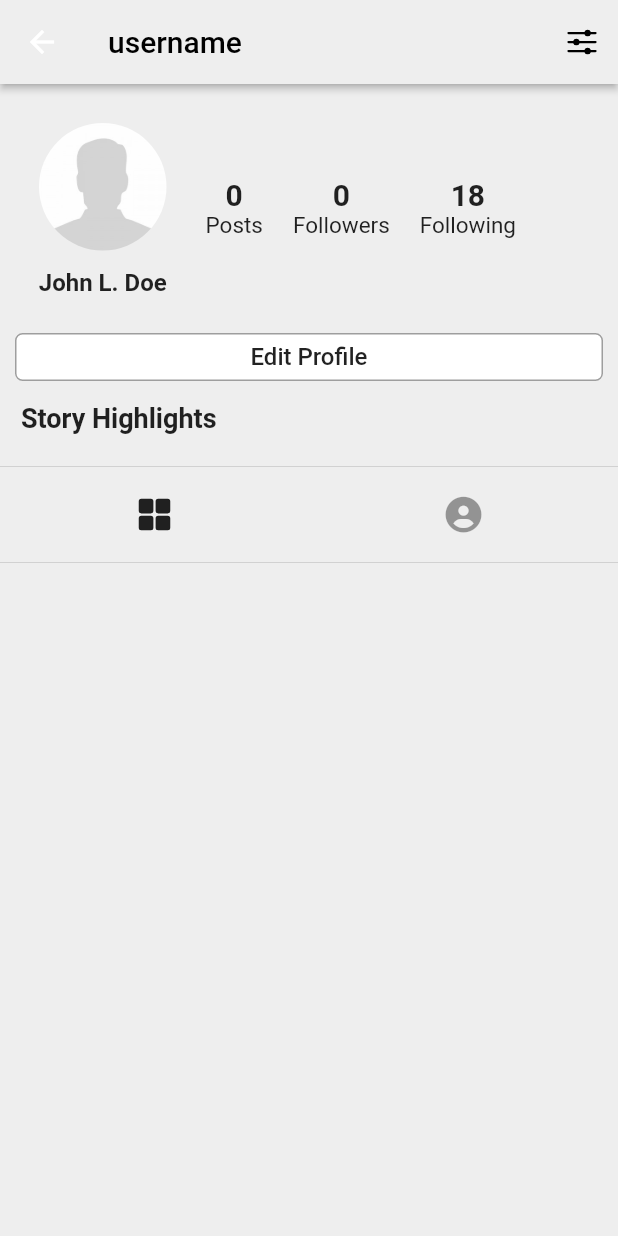
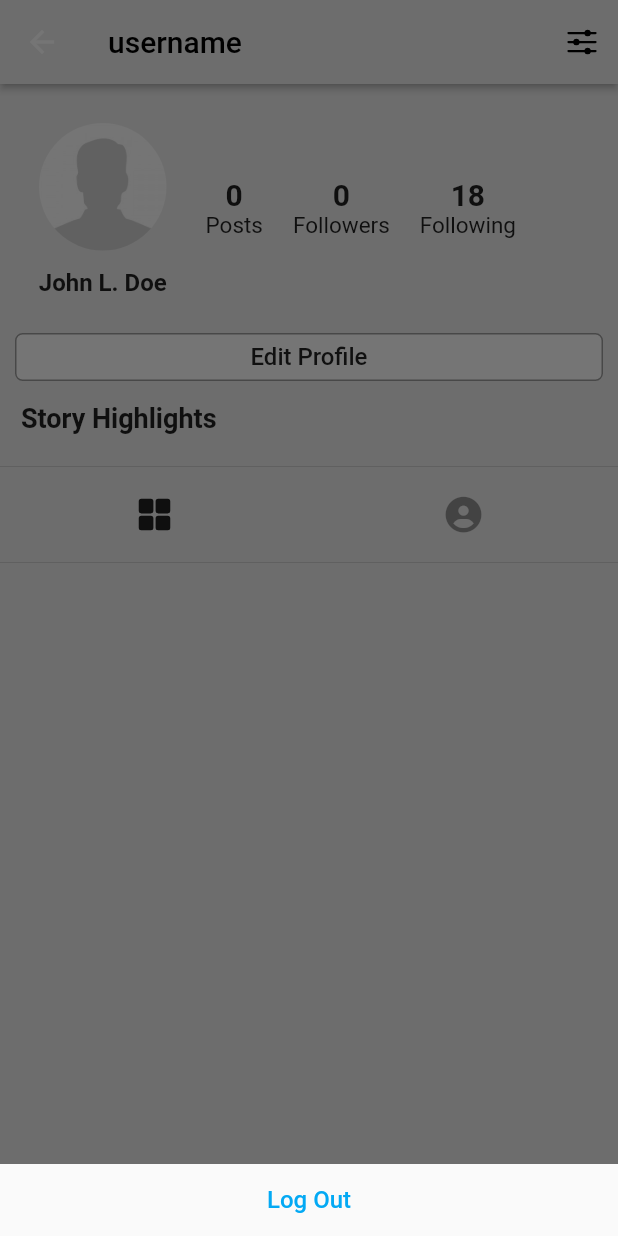
Before and after one commit to sderbidge/instagram_clone, a Flutter app: the Profile screen opened directly, after a tap on an icon or button, on a phone screen of 412 x 824 dp. Run offline on Flutter 3.47's test engine with Material 2 defaults, Android fonts, the phone set to English and light mode, and no system bars; our stand-ins replace flutter_icons.

Commit message:
Added Log Out Feature to Profile

```diff
--- a/lib/components/profile.dart
+++ b/lib/components/profile.dart
@@ -1,14 +1,34 @@
 import 'package:flutter/material.dart';
 import 'package:instagram_clone/models/profile_stats.dart';
 import 'package:flutter_icons/flutter_icons.dart';
+import 'package:instagram_clone/screens/login_screen.dart';
 
 class Profile extends StatelessWidget {
   final profile = ProfileStats(
-      username: 'username',
-      avatar: 'assets/blank-user.jpg',
-      posts: 0,
-      followers: 0,
-      following: 18);
+    username: 'username',
+    avatar: 'assets/blank-user.jpg',
+    posts: 0,
+    followers: 0,
+    following: 18,
+  );
+
+  Widget buildBottomSheet(BuildContext context) {
+    return Container(
+      child: FlatButton(
+        onPressed: () {
+          Navigator.pushReplacementNamed(context, LoginScreen.id);
+        },
+        child: Text(
+          'Log Out',
+          style: TextStyle(
+            color: Colors.lightBlue,
+            fontSize: 16,
+          ),
+        ),
+      ),
+    );
+  }
+
   @override
   Widget build(BuildContext context) {
     return Scaffold(
@@ -24,7 +44,10 @@ class Profile extends StatelessWidget {
         ),
         actions: <Widget>[
           IconButton(
-              onPressed: () {},
+              onPressed: () {
+                showModalBottomSheet(
+                    context: context, builder: buildBottomSheet);
+              },
               icon: Icon(Ionicons.ios_options, color: Colors.black)),
         ],
       ),
```
